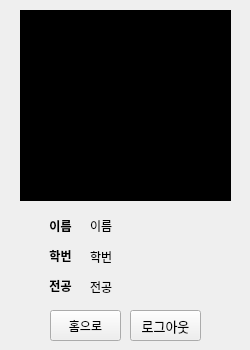
Above: project/studentCard.ui from Tarel-IoT-PK/Campus before the change. Below: the same form after it.
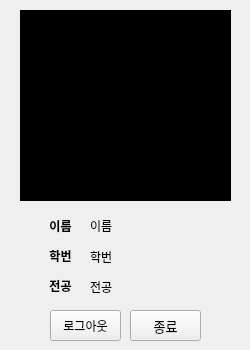
That is the form after the change.

```diff
--- a/project/studentCard.ui
+++ b/project/studentCard.ui
@@ -62,7 +62,7 @@
     </font>
    </property>
    <property name="text">
-    <string>로그아웃</string>
+    <string>종료</string>
    </property>
   </widget>
   <widget class="QLabel" name="lblName">
@@ -198,7 +198,7 @@
     </rect>
    </property>
    <property name="text">
-    <string>홈으로</string>
+    <string>로그아웃</string>
    </property>
   </widget>
  </widget>
```
